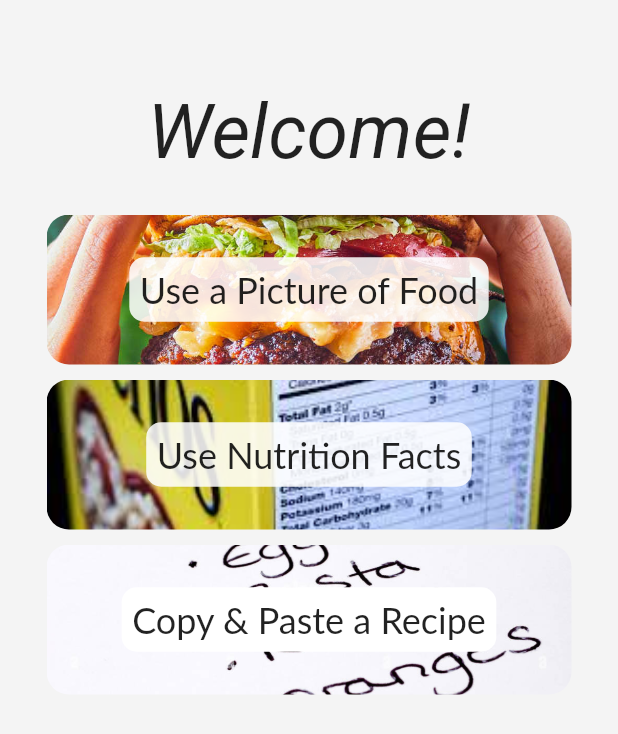
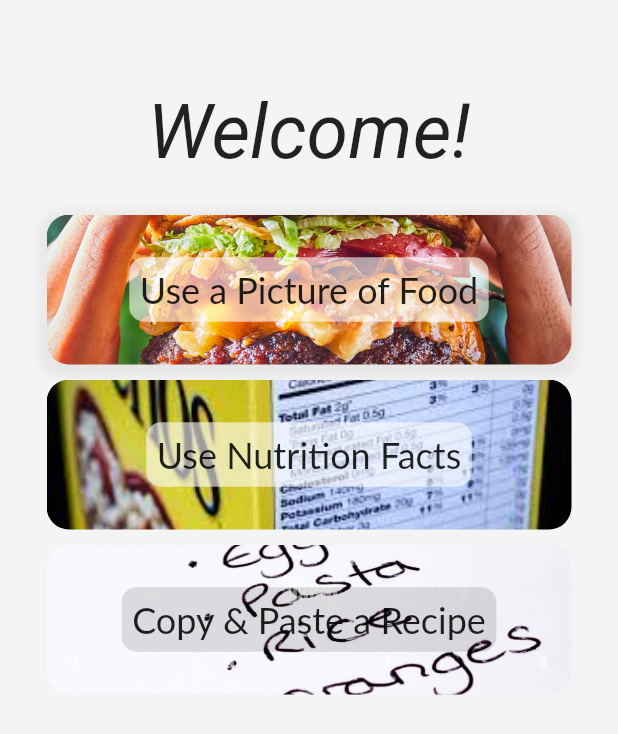
Before and after one commit to EthanLavi/CarbonBuddy, a Flutter app: the screen it shows after launch, on a phone screen of 412 x 824 dp. Shown: the top 734 px of the screen. Run offline on Flutter 3.47's test engine with Material 2 defaults, Android fonts, the phone set to English and light mode, and no system bars; our stand-ins replace camera, googleapis_auth, graphql, permission_handler, shared_preferences; missing offline and left inert: dart:html, gcloud; Roboto replaces fonts that are missing (Lato, SignPainter).

Commit message:
working links

```diff
--- a/lib/pages/home.dart
+++ b/lib/pages/home.dart
@@ -82,19 +82,28 @@ class SplashHome extends StatelessWidget {
                               height: 100,
                               width: 350,
                               decoration: BoxDecoration(
-                                  borderRadius: BorderRadius.circular(15),
-                                  image: const DecorationImage(
-                                      image: AssetImage(
-                                          "assets/images/burger.jpg"),
-                                      fit: BoxFit.cover)),
+                                borderRadius: BorderRadius.circular(15),
+                                image: const DecorationImage(
+                                    image:
+                                        AssetImage("assets/images/burger.jpg"),
+                                    fit: BoxFit.cover),
+                                boxShadow: [
+                                  BoxShadow(
+                                    color: Colors.grey.withOpacity(0.15),
+                                    spreadRadius: 5,
+                                    blurRadius: 5,
+                                    offset: const Offset(
+                                        0, 3), // changes position of shadow
+                                  ),
+                                ],
+                              ),
                               child: Center(
                                   child: Container(
                                       padding: const EdgeInsets.all(7.0),
                                       decoration: BoxDecoration(
                                           borderRadius:
                                               BorderRadius.circular(10),
-                                          color: const Color.fromARGB(
-                                              220, 255, 255, 255)),
+                                          color: Colors.white60),
                                       child: const Text(
                                         "Use a Picture of Food",
                                         style: TextStyle(fontSize: 24),
@@ -124,8 +133,7 @@ class SplashHome extends StatelessWidget {
                                       decoration: BoxDecoration(
                                           borderRadius:
                                               BorderRadius.circular(10),
-                                          color: const Color.fromARGB(
-                                              220, 255, 255, 255)),
+                                          color: Colors.white60),
                                       child: const Text(
                                         "Use Nutrition Facts",
                                         style: TextStyle(fontSize: 24),
@@ -135,7 +143,7 @@ class SplashHome extends StatelessWidget {
                           const SizedBox(height: 10),
                           GestureDetector(
                             onTap: () {
-                              Navigator.of(context).pushNamed("/recipe",
+                              Navigator.of(context).pushNamed("/recipe/input",
                                   arguments: DetectionType.text);
                             },
                             child: Container(
@@ -153,8 +161,7 @@ class SplashHome extends StatelessWidget {
                                       decoration: BoxDecoration(
                                           borderRadius:
                                               BorderRadius.circular(10),
-                                          color: const Color.fromARGB(
-                                              255, 255, 255, 255)),
+                                          color: Colors.black12),
                                       child: const Text(
                                         "Copy & Paste a Recipe",
                                         style: TextStyle(fontSize: 24),
```
Also changed, not shown: 4 other files.
